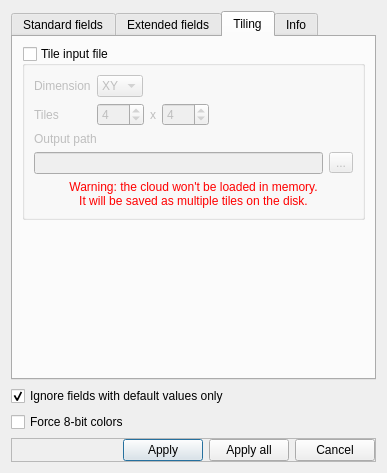
Qt form ui/openLASFileDlg.ui (tmontaigu/LAS-IO) before a commit.
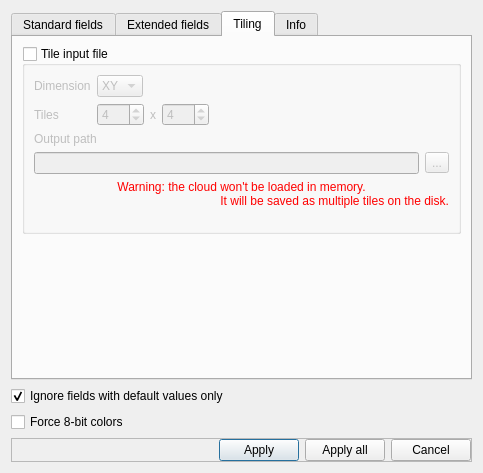
The same form after that commit. The open tabs and pages were chosen to show the change.

The edit to the form file:
```diff
--- a/ui/openLASFileDlg.ui
+++ b/ui/openLASFileDlg.ui
@@ -441,7 +441,8 @@
             </property>
             <property name="text">
              <string>Warning: the cloud won't be loaded in memory.
-It will be saved as multiple tiles on the disk.</string>
+                                                        It will be saved as multiple tiles on the disk.
+                                                    </string>
             </property>
             <property name="alignment">
              <set>Qt::AlignCenter</set>
```
Left out of the diff: 3 changed lines with no effect on the pictures. Lines whose indentation alone changed are shown as unchanged.
